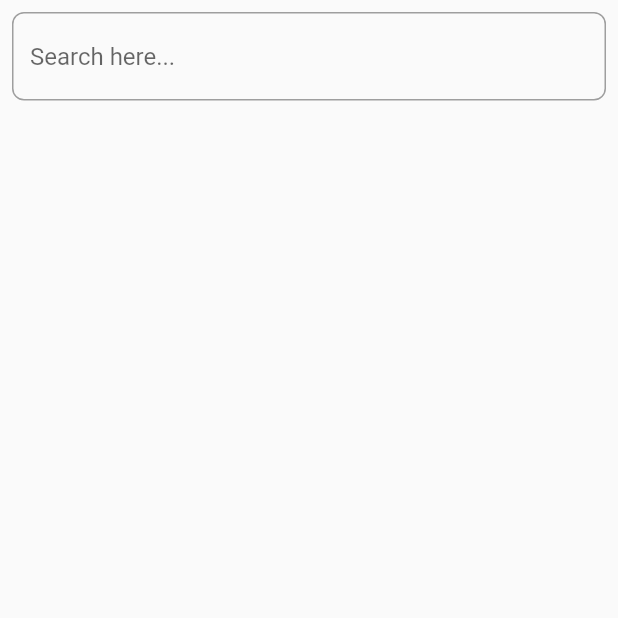
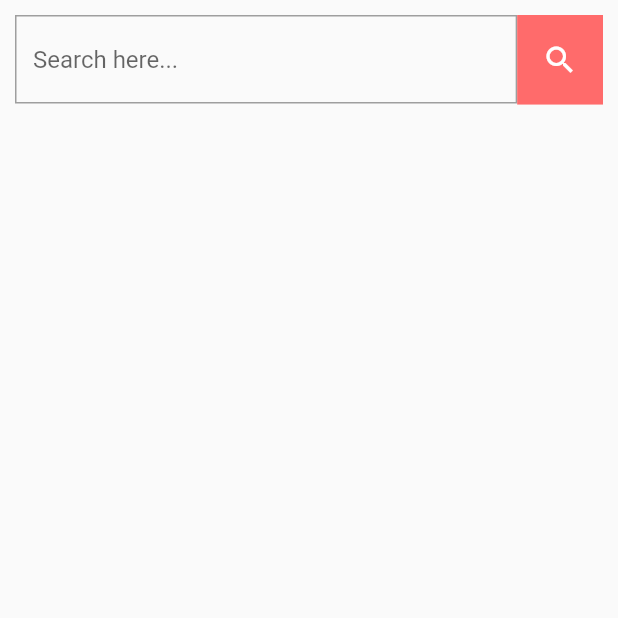
Before and after one commit to Md-Moniruzzaman/Flutter-E-commece-app, a Flutter app: the Home screen opened directly, on a phone screen of 412 x 824 dp, the top half of it. Run offline on Flutter 3.47's test engine with Material 2 defaults, Android fonts, the phone set to English and light mode, and no system bars; our stand-ins replace cloud_firestore, firebase_auth, firebase_core, flutter_screenutil, fluttertoast; accounts and stored records are empty.

Commit message:
Create a search bar

```diff
--- a/lib/bottomNapPages/home_page.dart
+++ b/lib/bottomNapPages/home_page.dart
@@ -1,6 +1,10 @@
+import 'package:ecommerce_app/constant/appColors.dart';
 import 'package:flutter/material.dart';
+import 'package:flutter_screenutil/flutter_screenutil.dart';
 
 class Home extends StatefulWidget {
+  const Home({Key? key}) : super(key: key);
+
   @override
   State<Home> createState() => _HomeState();
 }
@@ -14,19 +18,46 @@ class _HomeState extends State<Home> {
         child: Column(
           children: [
             Padding(
-              padding: const EdgeInsets.all(8.0),
+              padding: const EdgeInsets.only(right: 10, left: 10, top: 10),
+              child: Row(
+                mainAxisAlignment: MainAxisAlignment.center,
+                crossAxisAlignment: CrossAxisAlignment.center,
+                children: [
+                  Expanded(
+                    child: SizedBox(
+                      height: 50.h,
                       child: TextFormField(
                         controller: _searchController,
-                decoration: InputDecoration(
+                        decoration: const InputDecoration(
                           fillColor: Colors.red,
                           focusedBorder: OutlineInputBorder(
-                      borderRadius: BorderRadius.circular(8),
+                              borderRadius:
+                                  BorderRadius.all(Radius.circular(0)),
                               borderSide: BorderSide(color: Colors.blue)),
                           enabledBorder: OutlineInputBorder(
-                      borderRadius: BorderRadius.circular(8),
+                              borderRadius:
+                                  BorderRadius.all(Radius.circular(0)),
                               borderSide: BorderSide(color: Colors.grey)),
                           hintText: 'Search here...',
                         ),
+                      ),
+                    ),
+                  ),
+                  GestureDetector(
+                    onTap: () {},
+                    child: Container(
+                      height: 50.h,
+                      width: 50.w,
+                      color: AppColors.deepOrange,
+                      child: const Center(
+                        child: Icon(
+                          Icons.search,
+                          color: Colors.white,
+                        ),
+                      ),
+                    ),
+                  )
+                ],
               ),
             )
           ],
```
Lines whose indentation alone changed are shown as unchanged.
